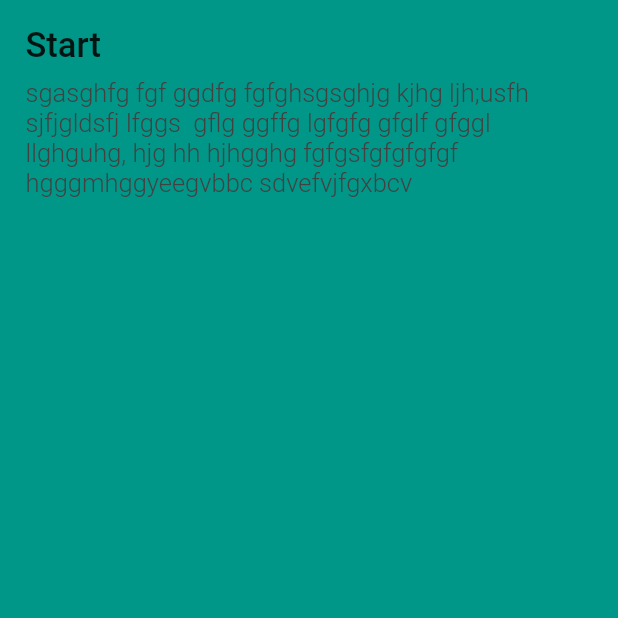
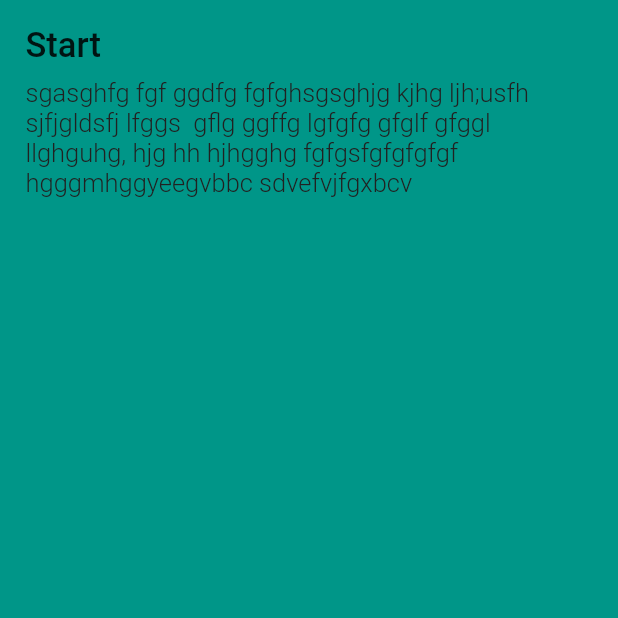
Before and after one commit to IbrahimAsire/flut1, a Flutter app: the screen it shows after launch, on a phone screen of 412 x 824 dp, the top half of it. Run offline on Flutter 3.47's test engine with Material 2 defaults, Android fonts, the phone set to English and light mode, and no system bars.

```diff
--- a/lib/main.dart
+++ b/lib/main.dart
@@ -28,7 +28,7 @@ class HomeScreen extends StatelessWidget {
               SizedBox(height: 8),
               Text(
                 "sgasghfg fgf ggdfg fgfghsgsghjg kjhg ljh;usfh sjfjgldsfj lfggs  gflg ggffg lgfgfg gfglf gfggl llghguhg, hjg hh hjhgghg fgfgsfgfgfgfgf hgggmhggyeegvbbc sdvefvjfgxbcv",
-                style: TextStyle(fontSize: 17, fontWeight: FontWeight.w300, color: Colors.grey[800]),
+                style: TextStyle(fontSize: 17, fontWeight: FontWeight.w300, color: Colors.grey[900]),
               ),
               Row(),
             ],
```
